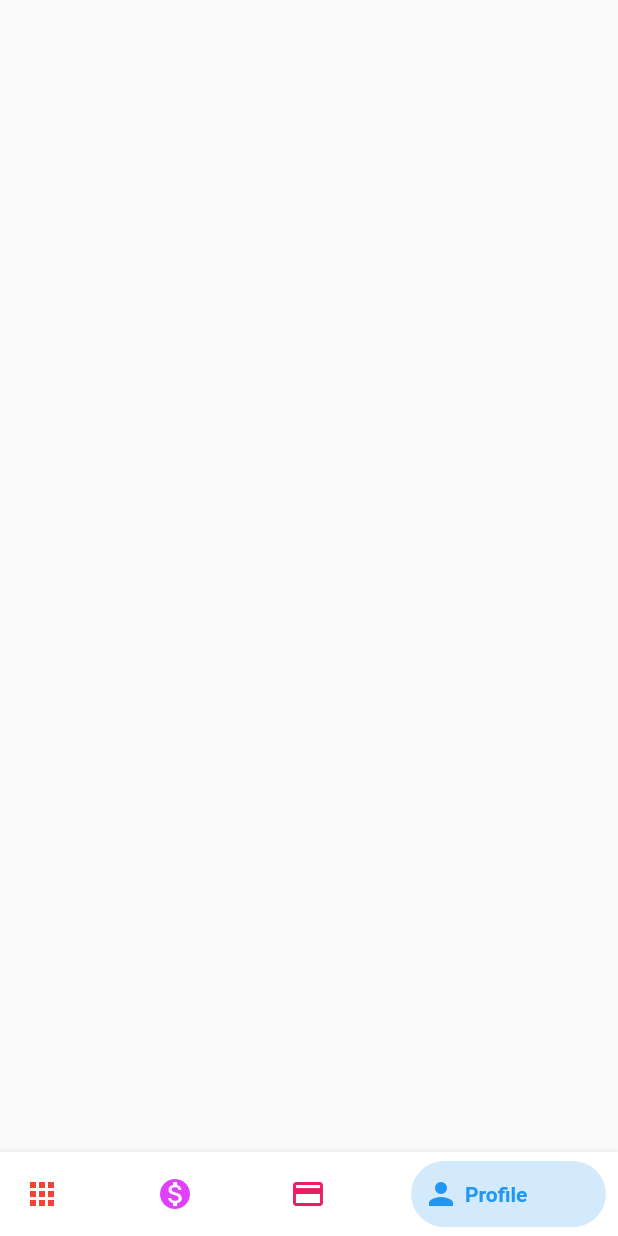
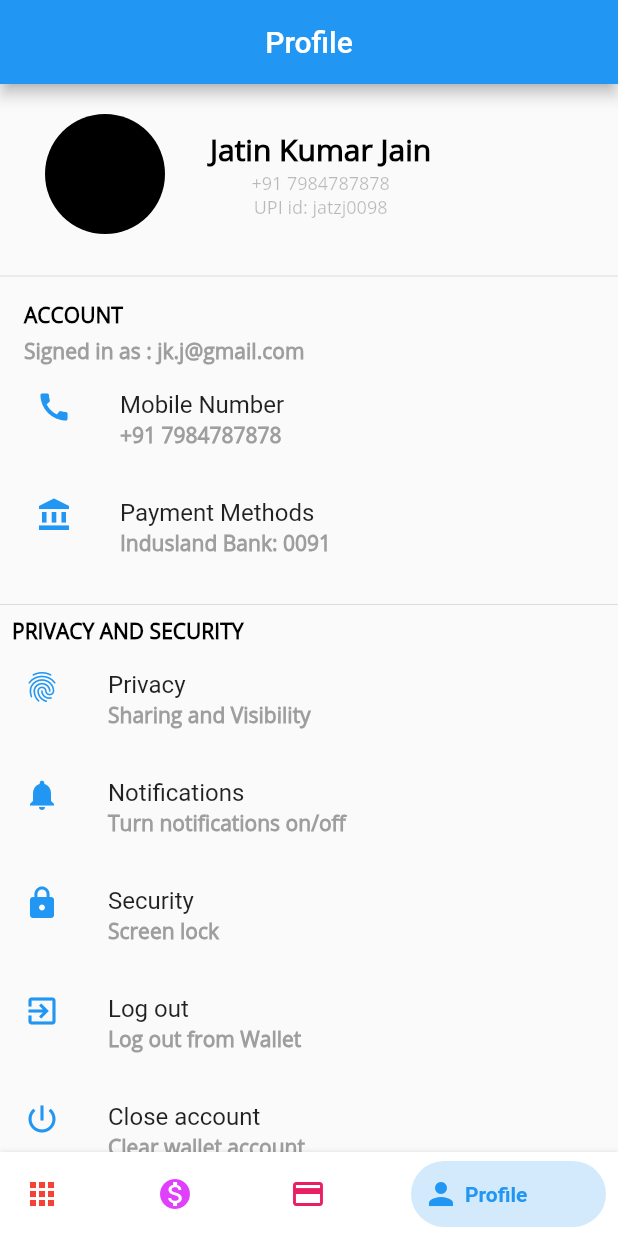
Before and after one commit to Jatzj7/wallet_flutter, a Flutter app: the MainPage screen opened directly, item 4 of the bottom bar chosen, on a phone screen of 412 x 824 dp. Run offline on Flutter 3.47's test engine with Material 2 defaults, Android fonts, the light colour scheme and no system bars; drawn by our look-alikes of bottom_navy_bar; our stand-ins replace charts_flutter; missing offline and left inert: intro_views_flutter.

Commit message:
Added profile page

```diff
--- a/lib/main.dart
+++ b/lib/main.dart
@@ -1,6 +1,7 @@
 import 'package:flutter/material.dart';
 import 'package:intro_views_flutter/Models/page_view_model.dart';
 import 'package:intro_views_flutter/intro_views_flutter.dart';
+import 'package:wallet_flutter/main_page.dart';
 import 'package:wallet_flutter/screens/login_screen.dart';
 import 'package:wallet_flutter/utilities/constants.dart';
 
@@ -13,7 +14,7 @@ class MyApp extends StatelessWidget {
     return MaterialApp(
       title: 'Flutter Login UI',
       debugShowCheckedModeBanner: false,
-      home: IntroPage(),
+      home: MainPage(),
     );
   }
 }
--- a/lib/main_page.dart
+++ b/lib/main_page.dart
@@ -1,10 +1,9 @@
 import 'package:bottom_navy_bar/bottom_navy_bar.dart';
 import 'package:flutter/material.dart';
-import 'package:wallet_flutter/screens/dashboard.dart';
 import 'package:wallet_flutter/screens/dashboard_screen.dart';
+import 'package:wallet_flutter/screens/payment_screen.dart';
 import 'package:wallet_flutter/screens/profile_screen.dart';
-import 'package:wallet_flutter/screens/request_screen.dart';
-import 'package:wallet_flutter/screens/send_screen.dart';
+import 'package:wallet_flutter/screens/recharge_screen.dart';
 
 
 class MainPage extends StatefulWidget {
@@ -17,9 +16,9 @@ class _MainPageState extends State<MainPage> {
   int _selectedPage = 0;
   final _pageOptions = [
     DashboardPage(),
-    SendScreen(),
     RechargeScreen(),
-    RequestScreen()
+    PaymentScreen(),
+    ProfileScreen(),
   ];
 
   @override
--- a/lib/screens/profile_screen.dart
+++ b/lib/screens/profile_screen.dart
@@ -1,13 +1,145 @@
 import 'package:flutter/material.dart';
+import 'package:flutter/services.dart';
+import 'package:wallet_flutter/utilities/constants.dart';
 
-class RequestScreen extends StatefulWidget {
+class ProfileScreen extends StatefulWidget {
   @override
-  _RequestScreenState createState() => _RequestScreenState();
+  _ProfileScreenState createState() => _ProfileScreenState();
 }
 
-class _RequestScreenState extends State<RequestScreen> {
+class _ProfileScreenState extends State<ProfileScreen> {
   @override
   Widget build(BuildContext context) {
-    return Container();
+    return Scaffold(
+      appBar: AppBar(
+        leading: Container(),
+        title: Text('Profile'),
+        centerTitle: true,
+      ),
+      body: AnnotatedRegion<SystemUiOverlayStyle>(
+        value: SystemUiOverlayStyle.light,
+        child: GestureDetector(
+          onTap: () => FocusScope.of(context).unfocus(),
+          child: Container(
+            width: double.infinity,
+            height: double.infinity,
+            child: SingleChildScrollView(
+              physics: AlwaysScrollableScrollPhysics(),
+              child: Column(
+                crossAxisAlignment: CrossAxisAlignment.start,
+                mainAxisSize: MainAxisSize.max,
+                mainAxisAlignment: MainAxisAlignment.start,
+                children: <Widget>[
+                  mainDetails(),
+                  Divider(),
+                  mainAccount(),
+                  Divider(),
+                  privacy(),
+                  Divider(),
+                ],
+              ),
+            ),
+          ),
+        ),
+      ),
+    );
+  }
+
+  Widget privacy() {
+    return Column(
+      crossAxisAlignment: CrossAxisAlignment.start,
+      mainAxisAlignment: MainAxisAlignment.start,
+      children: <Widget>[
+        Padding(
+          padding: const EdgeInsets.only(left: 8.0),
+          child: Text(
+            'PRIVACY AND SECURITY',
+            style: headStyleBlack,
+          ),
+        ),
+        _accountListTile(Icons.fingerprint, 'Privacy', 'Sharing and Visibility'),
+        _accountListTile(Icons.notifications, 'Notifications', 'Turn notifications on/off'),
+        _accountListTile(Icons.lock, 'Security', 'Screen lock'),
+        _accountListTile(Icons.exit_to_app, 'Log out', 'Log out from Wallet'),
+        _accountListTile(Icons.power_settings_new, 'Close account', 'Clear wallet account'),
+      ],
+    );
+  }
+
+  Widget mainAccount() {
+    return Padding(
+      padding: const EdgeInsets.all(8.0),
+      child: Column(
+        crossAxisAlignment: CrossAxisAlignment.start,
+        mainAxisAlignment: MainAxisAlignment.start,
+        children: <Widget>[
+          Padding(
+            padding: const EdgeInsets.only(left: 8.0),
+            child: Text(
+              'ACCOUNT',
+              style: headStyleBlack,
+            ),
+          ),
+          Padding(
+            padding: const EdgeInsets.only(left: 8.0, top: 5.0),
+            child: Text(
+              'Signed in as : jk.j@gmail.com',
+              style: subheadStyleGrey,
+            ),
+          ),
+          _accountListTile(Icons.call, 'Mobile Number', '+91 7984787878'),
+          _accountListTile(
+              Icons.account_balance, 'Payment Methods', 'Indusland Bank: 0091'),
+        ],
+      ),
+    );
+  }
+
+  Widget _accountListTile(IconData icon, String text, String subText) {
+    return ListTile(
+      leading: Icon(
+        icon,
+        color: Colors.blue,
+      ),
+      title: Text(text),
+      subtitle: Text(
+        subText,
+        style: subheadStyleGrey,
+      ),
+      onTap: () {},
+    );
+  }
+
+  Widget mainDetails() {
+    return Row(
+      mainAxisSize: MainAxisSize.max,
+      children: <Widget>[
+        Padding(
+          padding: const EdgeInsets.only(
+              top: 20.0, left: 30.0, right: 30.0, bottom: 20.0),
+          child: CircleAvatar(
+            radius: 40.0,
+            backgroundColor: Colors.black,
+          ),
+        ),
+        Column(
+          mainAxisSize: MainAxisSize.min,
+          children: <Widget>[
+            Text(
+              'Jatin Kumar Jain',
+              style: dashboardBalanceActivity,
+            ),
+            Text(
+              '+91 7984787878',
+              style: dashboardAvailableActivity,
+            ),
+            Text(
+              'UPI id: jatzj0098',
+              style: dashboardAvailableActivity,
+            ),
+          ],
+        )
+      ],
+    );
   }
 }
--- a/lib/utilities/constants.dart
+++ b/lib/utilities/constants.dart
@@ -16,7 +16,30 @@ final kLabelStyle = TextStyle(
   fontFamily: 'OpenSans',
 );
 
-
+final subheadStyleGrey = TextStyle(
+  fontSize: 14.0,
+  color: Colors.grey,
+  fontWeight: FontWeight.bold,
+  fontFamily: 'OpenSans',
+);
+final headStyleBlack = TextStyle(
+  fontSize: 14.0,
+  color: Colors.black,
+  fontWeight: FontWeight.bold,
+  fontFamily: 'OpenSans',
+);
+final dashboardBalanceActivity = TextStyle(
+  fontSize: 20.0,
+  color: Colors.black,
+  fontWeight: FontWeight.bold,
+  fontFamily: 'OpenSans',
+);
+final dashboardAvailableActivity = TextStyle(
+  fontSize: 12.0,
+  color: Colors.black26,
+  fontWeight: FontWeight.normal,
+  fontFamily: 'OpenSans',
+);
 
 final dashboardMoreActivity = TextStyle(
   fontSize: 14.0,
--- a/pubspec.yaml
+++ b/pubspec.yaml
@@ -26,7 +26,7 @@ dependencies:
   intro_views_flutter: ^2.8.0
   bottom_navy_bar: ^5.2.0
   charts_flutter: ^0.8.1
-  flutter_staggered_grid_view: ^0.2.7
+  flutter_staggered_grid_view: ^0.3.0
 
 dev_dependencies:
   flutter_test:
```
Also changed, not shown: lib/screens/dashboard.dart (+3 -12 lines), lib/screens/dashboard_screen.dart (+37 -34 lines), lib/screens/payment_screen.dart (added, +19 -0 lines), lib/screens/recharge_screen.dart (added, +37 -0 lines), lib/screens/request_screen.dart (deleted, +0 -13 lines), lib/screens/send_screen.dart (deleted, +0 -25 lines), lib/utilities/add_field.dart (added, +12 -0 lines), lib/utilities/add_money.dart (added, +26 -0 lines), pubspec.lock, 6 other files.
